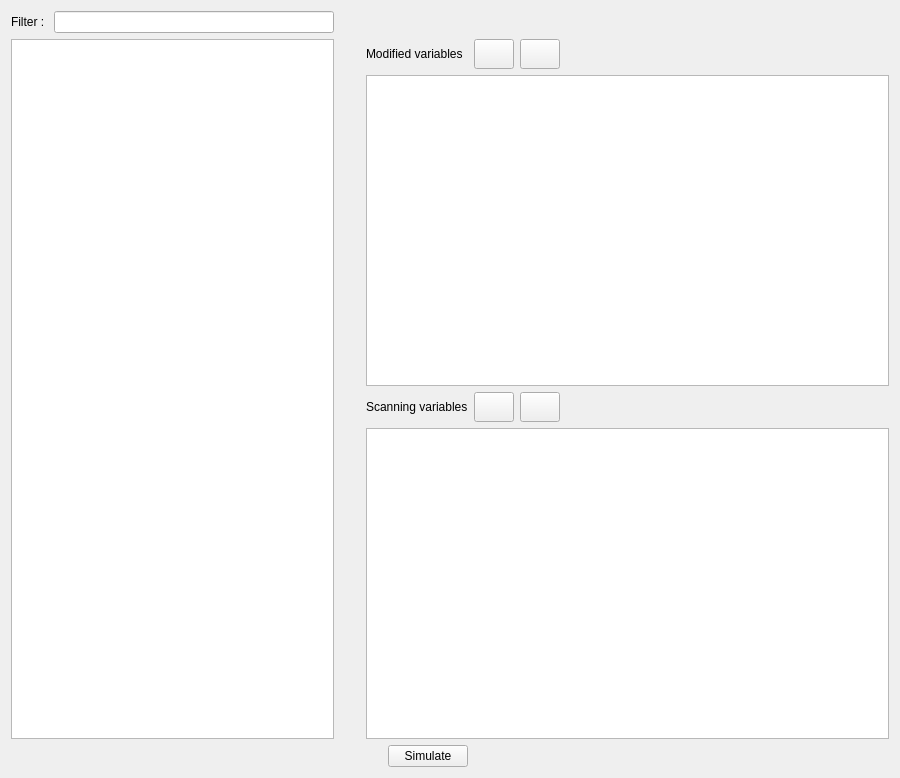
This is OMOptim/GUI/Widgets/WidgetOneSimVars.ui in lmoresco/OpenModelica as Qt 5 draws it before an edit. The edited form follows.
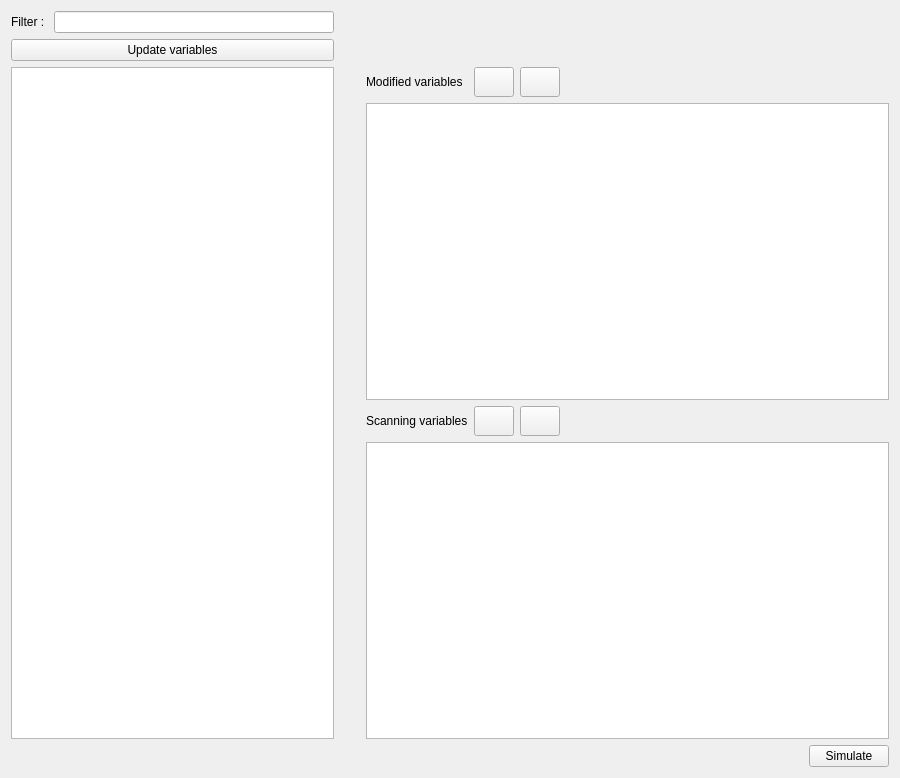
This is the edited form. Icons and pictures are not drawn.

What changed in the file:
```diff
--- a/OMOptim/GUI/Widgets/WidgetOneSimVars.ui
+++ b/OMOptim/GUI/Widgets/WidgetOneSimVars.ui
@@ -28,7 +28,7 @@
      </item>
     </layout>
    </item>
-   <item row="16" column="0" colspan="3">
+   <item row="16" column="0" colspan="6">
     <layout class="QGridLayout" name="gridLayout_2">
      <property name="sizeConstraint">
       <enum>QLayout::SetDefaultConstraint</enum>
@@ -255,6 +255,17 @@
      </property>
     </widget>
    </item>
+   <item row="1" column="0">
+    <widget class="QPushButton" name="pushReadVariables">
+     <property name="text">
+      <string>Update variables</string>
+     </property>
+     <property name="icon">
+      <iconset resource="../Resources/OMOptim.qrc">
+       <normaloff>:/Refresh</normaloff>:/Refresh</iconset>
+     </property>
+    </widget>
+   </item>
   </layout>
  </widget>
  <resources>
```
Left out of the diff: 4 changed lines with no effect on the pictures.
